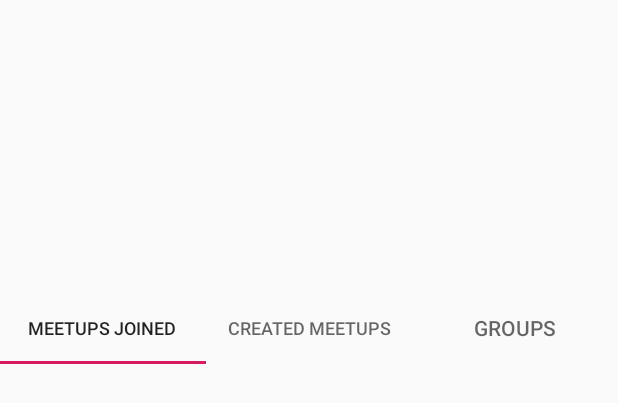
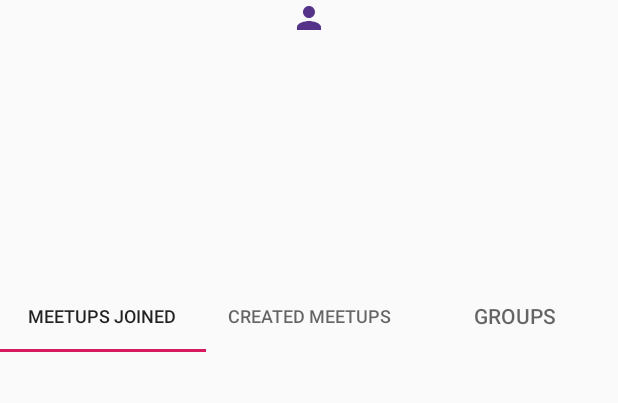
Before and after one commit to ludwighultqvist/DAT256, an Android app: the layout activity_user.xml on its own in the app's theme, with its tools: preview values and no code run, on a phone screen of 412 x 824 dp. Shown: the top 403 px of the screen. Run offline under Robolectric (Android 15) with nearby library versions, the light colour scheme and no system bars; Roboto replaces fonts that are not available here.

```diff
--- a/app/src/main/res/layout/activity_user.xml
+++ b/app/src/main/res/layout/activity_user.xml
@@ -2,6 +2,7 @@
 <android.support.design.widget.CoordinatorLayout
     xmlns:android="http://schemas.android.com/apk/res/android"
 
+    xmlns:app="http://schemas.android.com/apk/res-auto"
     xmlns:tools="http://schemas.android.com/tools"
     android:layout_width="match_parent"
     android:layout_height="match_parent"
@@ -12,25 +13,34 @@
         android:layout_height="match_parent"
         android:orientation="horizontal">
 
+        <ImageView
+            android:id="@+id/profilePicture"
+            android:layout_width="wrap_content"
+            android:layout_height="wrap_content"
+            android:layout_centerHorizontal="true"
+            app:srcCompat="@drawable/ic_friend_icon_24dp"
+            android:contentDescription="@string/profile_picture_and_qr_code" />
+
         <TextView
             android:id="@+id/firstAndLastName"
             android:layout_width="wrap_content"
             android:layout_height="wrap_content"
             android:layout_marginStart="8dp"
-            android:layout_marginTop="25dp"
+            android:layout_marginTop="8dp"
             android:layout_marginEnd="8dp"
             android:layout_marginBottom="10dp"
             android:text=""
             android:textSize="32sp"
             android:textColor="@color/mainColor"
-            android:layout_centerHorizontal="true"/>
+            android:layout_centerHorizontal="true"
+            android:layout_below="@+id/profilePicture"/>
 
         <TextView
             android:id="@+id/phoneNumberTextView"
             android:layout_width="wrap_content"
             android:layout_height="wrap_content"
             android:layout_marginStart="8dp"
-            android:layout_marginTop="15dp"
+            android:layout_marginTop="8dp"
             android:layout_marginEnd="8dp"
             android:layout_marginBottom="10dp"
             android:text=""
@@ -43,7 +53,7 @@
             android:layout_width="wrap_content"
             android:layout_height="wrap_content"
             android:layout_marginStart="8dp"
-            android:layout_marginTop="15dp"
+            android:layout_marginTop="8dp"
             android:layout_marginEnd="8dp"
             android:layout_marginBottom="10dp"
             android:text=""
--- a/app/src/main/res/values/strings.xml
+++ b/app/src/main/res/values/strings.xml
@@ -92,4 +92,5 @@
     <string name="log_out">Log out</string>
     <string name="showMeetUpPicture">Show MeetUp picture</string>
     <string name="showQRCode">Show QR Code</string>
+    <string name="profile_picture_and_qr_code">Profile Picture and QR Code</string>
 </resources>
```
Also changed, not shown: app/src/main/java/com/bulbasaur/dat256/model/User.java (+10 -1 lines), app/src/main/java/com/bulbasaur/dat256/viewmodel/MeetUpActivity.java (+1 -18 lines), app/src/main/java/com/bulbasaur/dat256/viewmodel/ScanQRActivity.java (+13 -2 lines), app/src/main/java/com/bulbasaur/dat256/viewmodel/UserActivity.java (+27 -0 lines), app/src/main/java/com/bulbasaur/dat256/viewmodel/utilities/Helpers.java (+39 -4 lines).
